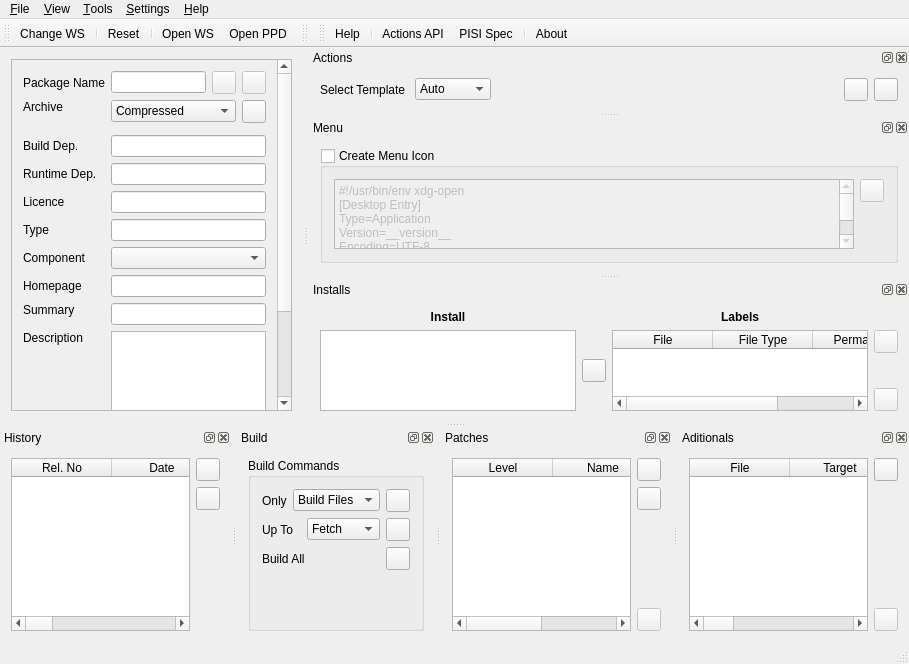
Before: the Qt Designer form ui/mainwindow.ui in huseyinkozan/PiSiDo, drawn with Qt 5.
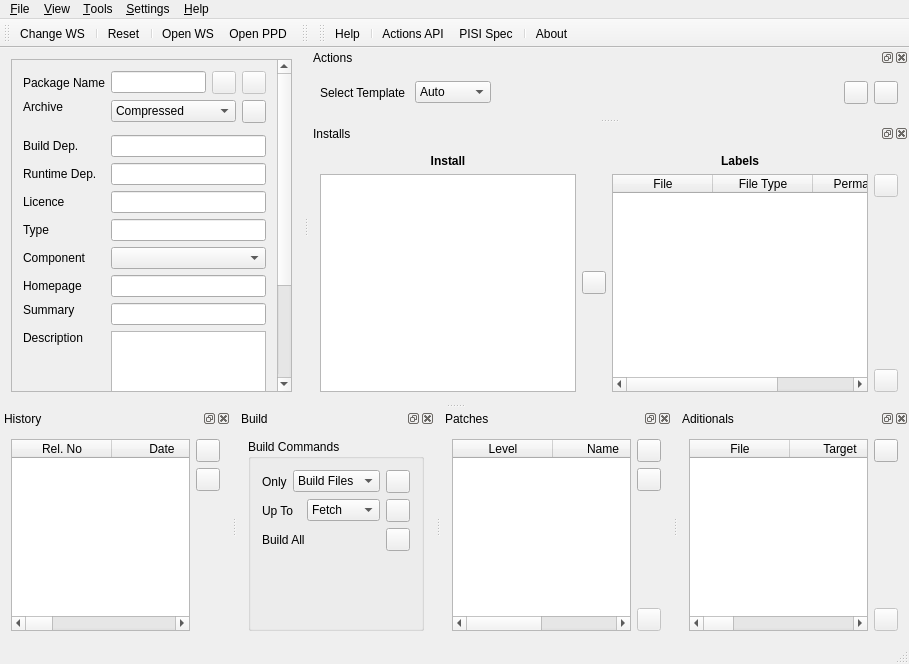
After: the same form once the commit is applied. Icons and pictures are not drawn.

Commit message: Remove menu icon creator.

What changed in the file:
```diff
--- a/ui/mainwindow.ui
+++ b/ui/mainwindow.ui
@@ -627,110 +627,6 @@
     </layout>
    </widget>
   </widget>
-  <widget class="QDockWidget" name="dw_menu">
-   <property name="windowIcon">
-    <iconset resource="../resources/pisido.qrc">
-     <normaloff>:/images/menu.png</normaloff>:/images/menu.png</iconset>
-   </property>
-   <property name="toolTip">
-    <string>Menu Icon Window</string>
-   </property>
-   <property name="statusTip">
-    <string>Menu Icon Window</string>
-   </property>
-   <property name="windowTitle">
-    <string>Menu</string>
-   </property>
-   <attribute name="dockWidgetArea">
-    <number>2</number>
-   </attribute>
-   <widget class="QWidget" name="dw_desktop_contents">
-    <layout class="QGridLayout" name="gridLayout_7">
-     <item row="0" column="0">
-      <widget class="QGroupBox" name="gb_create_menu">
-       <property name="toolTip">
-        <string>Adds an icon (package_name.png) and a package_name.desktop file, which can be a menu icon</string>
-       </property>
-       <property name="statusTip">
-        <string>Adds an icon (package_name.png) and a package_name.desktop file, which can be a menu icon</string>
-       </property>
-       <property name="title">
-        <string>Create Menu Icon</string>
-       </property>
-       <property name="checkable">
-        <bool>true</bool>
-       </property>
-       <property name="checked">
-        <bool>false</bool>
-       </property>
-       <layout class="QGridLayout" name="gridLayout_5">
-        <item row="0" column="0" rowspan="2" colspan="2">
-         <widget class="QPlainTextEdit" name="pte_desktop">
-          <property name="toolTip">
-           <string>Desktop file contents</string>
-          </property>
-          <property name="statusTip">
-           <string>Desktop file contents</string>
-          </property>
-          <property name="lineWrapMode">
-           <enum>QPlainTextEdit::NoWrap</enum>
-          </property>
-          <property name="plainText">
-           <string notr="true">#!/usr/bin/env xdg-open
-[Desktop Entry]
-Type=Application
-Version=__version__
-Encoding=UTF-8
-Name=__package_name__
-# Name[tr]=__package_name__
-GenericName=__package_name__
-GenericName[tr]=__package_name__
-Comment=__summary__
-# Comment[tr]=__summary__
-Icon=__package_name__.png
-Exec=__package_name__
-Terminal=false
-StartupNotify=false
-Categories=Application;</string>
-          </property>
-         </widget>
-        </item>
-        <item row="0" column="2">
-         <widget class="QToolButton" name="tb_reset_menu">
-          <property name="toolTip">
-           <string>Resets desktop file contents to the default values</string>
-          </property>
-          <property name="statusTip">
-           <string>Resets desktop file contents to the default values</string>
-          </property>
-          <property name="text">
-           <string/>
-          </property>
-          <property name="icon">
-           <iconset resource="../resources/pisido.qrc">
-            <normaloff>:/images/undo.png</normaloff>:/images/undo.png</iconset>
-          </property>
-         </widget>
-        </item>
-        <item row="1" column="2">
-         <spacer name="verticalSpacer_4">
-          <property name="orientation">
-           <enum>Qt::Vertical</enum>
-          </property>
-          <property name="sizeHint" stdset="0">
-           <size>
-            <width>20</width>
-            <height>40</height>
-           </size>
-          </property>
-         </spacer>
-        </item>
-       </layout>
-      </widget>
-     </item>
-    </layout>
-   </widget>
-  </widget>
   <widget class="QDockWidget" name="dw_build">
    <property name="windowIcon">
     <iconset resource="../resources/pisido.qrc">
```
Left out of the diff: 3 changed lines with no effect on the pictures. The commit also changes 3 other files.
